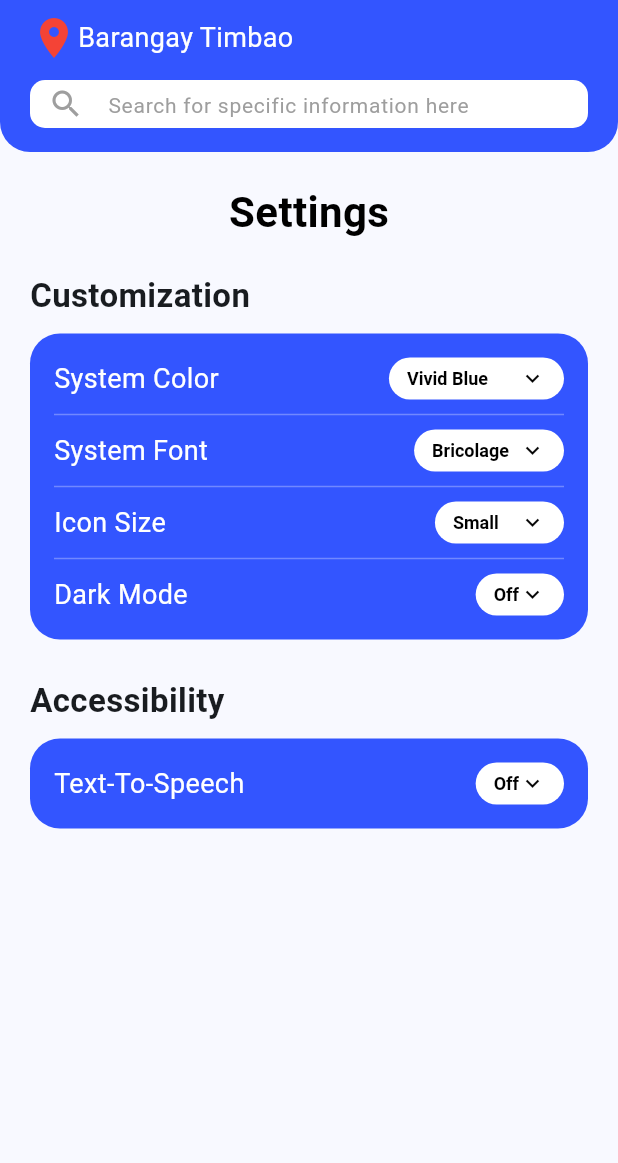
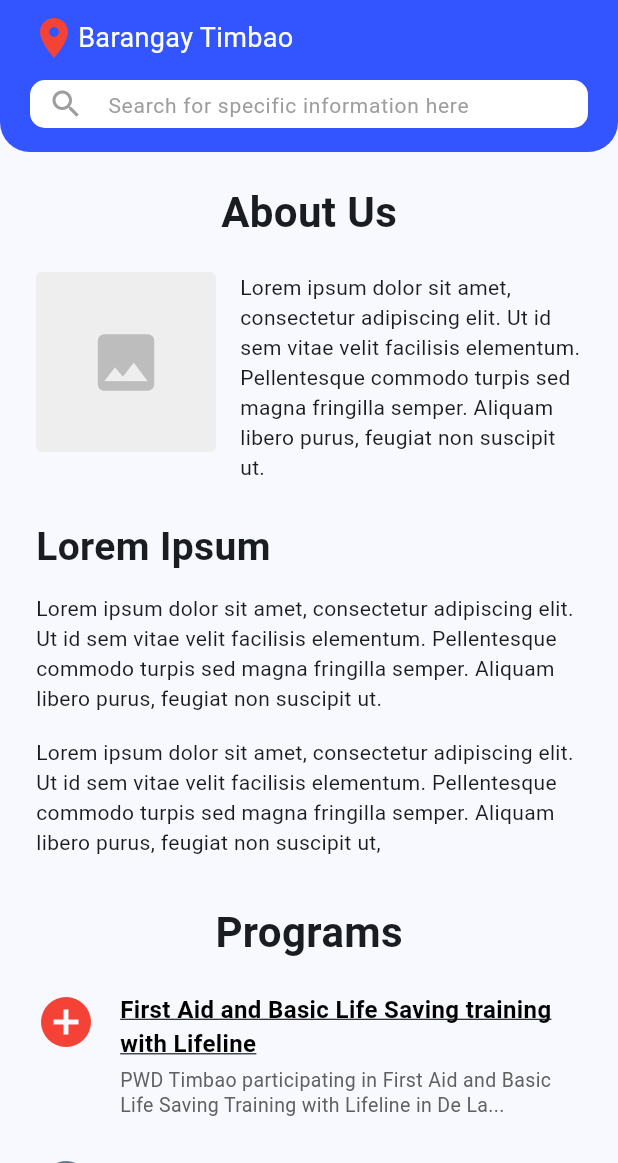
Before and after one commit to NBZion/NSTPPWDApp, a Flutter app: the screen it shows after launch, on a phone screen of 412 x 824 dp, the part 73-1236 px from its top. Run offline on Flutter 3.47's test engine with Material 3 defaults, Android fonts, the phone set to English and light mode, and no system bars.

Commit message:
feat: add pwd timbao screen

```diff
--- a/lib/main.dart
+++ b/lib/main.dart
@@ -1,4 +1,5 @@
 import 'package:flutter/material.dart';
+import 'package:pwdapp/screens/PWDTimbao.dart';
 import 'package:pwdapp/screens/Settings.dart';
 import 'screens/DisabilitiesTab.dart';
 import 'screens/MainScreen.dart';
@@ -20,11 +21,12 @@ class MyApp extends StatelessWidget {
         colorScheme: ColorScheme.fromSeed(seedColor: Colors.blue),
         useMaterial3: true,
       ),
-      initialRoute: '/Settings',
+      initialRoute: '/PWDTimbao',
       routes: {
         '/DisabilitiesTab': (context) => const DisabilitiesTab(),
         '/MainScreen': (context) => const MainScreen(),
         '/Settings': (context) => const Settings(),
+        '/PWDTimbao': (context) => const AboutUsPage(),
       },
     );
   }
--- /dev/null
+++ b/lib/screens/PWDTimbao.dart
@@ -0,0 +1,245 @@
+import 'package:flutter/material.dart';
+import 'package:pwdapp/utils/color_extensions.dart';
+
+class AboutUsPage extends StatelessWidget {
+  const AboutUsPage({super.key});
+
+  @override
+  Widget build(BuildContext context) {
+    return Scaffold(
+      // Reuse your existing custom AppBar configuration here
+      appBar: AppBar(
+        toolbarHeight: 150,
+        flexibleSpace: Container(
+          decoration: BoxDecoration(
+            color: HexColor.fromHex("#3355FF"),
+            borderRadius: BorderRadius.only(
+              bottomLeft: Radius.circular(20),
+              bottomRight: Radius.circular(20),
+            ),
+          ),
+          child: SafeArea(
+            child: Padding(
+              padding: const EdgeInsets.symmetric(horizontal: 20),
+              child: Column(
+                crossAxisAlignment: CrossAxisAlignment.start,
+                mainAxisAlignment: MainAxisAlignment.start,
+                children: [
+                  const SizedBox(height: 10),
+                  // Main PWD Wellness App Text
+                  Row(
+                    mainAxisAlignment: MainAxisAlignment.spaceBetween,
+                    children: [
+                      const Text(
+                        "PWD Wellness App",
+                        style: TextStyle(
+                          color: Colors.white,
+                          fontSize: 20,
+                          fontWeight: FontWeight.bold,
+                        ),
+                      ),
+
+                      // Button Row
+                      Row(
+                        children: [
+                          IconButton(
+                            onPressed: () {},
+                            icon: Icon(Icons.home_outlined),
+                            color: Colors.white,
+                          ),
+
+                          IconButton(
+                            onPressed: () {},
+                            icon: Icon(
+                              Icons.settings_outlined,
+                              color: Colors.white,
+                            ),
+                          ),
+                        ],
+                      ),
+                    ],
+                  ),
+
+                  // Barangay Timbao Text
+                  Row(
+                    children: [
+                      const Icon(
+                        Icons.location_on,
+                        color: Colors.red,
+                        size: 32,
+                      ),
+                      const Text(
+                        "Barangay Timbao",
+                        style: TextStyle(color: Colors.white, fontSize: 18),
+                      ),
+                    ],
+                  ),
+                  const SizedBox(height: 12),
+
+                  // Search Bar
+                  Container(
+                    height: 32,
+                    decoration: BoxDecoration(
+                      color: Colors.white,
+                      borderRadius: BorderRadius.circular(10),
+                    ),
+                    child: const TextField(
+                      decoration: InputDecoration(
+                        hintText: "Search for specific information here",
+                        hintStyle: TextStyle(color: Colors.grey, fontSize: 14),
+                        prefixIcon: Icon(Icons.search, color: Colors.grey),
+                        border: InputBorder.none,
+                        contentPadding: EdgeInsets.symmetric(vertical: 10),
+                      ),
+                    ),
+                  ),
+                ],
+              ),
+            ),
+          ),
+        ),
+      ),
+
+      body: SingleChildScrollView(
+        padding: const EdgeInsets.symmetric(horizontal: 24.0, vertical: 20.0),
+        child: Column(
+          crossAxisAlignment: CrossAxisAlignment.start,
+          children: [
+            // 1. Section: About Us Title
+            const Center(
+              child: Text(
+                "About Us",
+                style: TextStyle(fontSize: 28, fontWeight: FontWeight.bold),
+              ),
+            ),
+            const SizedBox(height: 20),
+
+            // 2. Section: Image + Text Side-by-Side Row
+            Row(
+              crossAxisAlignment: CrossAxisAlignment.start,
+              children: [
+                // Placeholder Image Container
+                Container(
+                  width: 120,
+                  height: 120,
+                  decoration: BoxDecoration(
+                    color: Colors.grey[200],
+                    borderRadius: BorderRadius.circular(4),
+                  ),
+                  child: Icon(Icons.image, size: 50, color: Colors.grey[400]),
+                ),
+                const SizedBox(width: 16),
+                // Text side that fills up the remaining width
+                const Expanded(
+                  child: Text(
+                    "Lorem ipsum dolor sit amet, consectetur adipiscing elit. Ut id sem vitae velit facilisis elementum. Pellentesque commodo turpis sed magna fringilla semper. Aliquam libero purus, feugiat non suscipit ut.",
+                    style: TextStyle(fontSize: 14, height: 1.4),
+                  ),
+                ),
+              ],
+            ),
+            const SizedBox(height: 25),
+
+            // 3. Section: Lorem Ipsum Heading & Blocks
+            const Text(
+              "Lorem Ipsum",
+              style: TextStyle(fontSize: 26, fontWeight: FontWeight.bold),
+            ),
+            const SizedBox(height: 12),
+            const Text(
+              "Lorem ipsum dolor sit amet, consectetur adipiscing elit. Ut id sem vitae velit facilisis elementum. Pellentesque commodo turpis sed magna fringilla semper. Aliquam libero purus, feugiat non suscipit ut.",
+              style: TextStyle(fontSize: 14, height: 1.4),
+            ),
+            const SizedBox(height: 16),
+            const Text(
+              "Lorem ipsum dolor sit amet, consectetur adipiscing elit. Ut id sem vitae velit facilisis elementum. Pellentesque commodo turpis sed magna fringilla semper. Aliquam libero purus, feugiat non suscipit ut,",
+              style: TextStyle(fontSize: 14, height: 1.4),
+            ),
+            const SizedBox(height: 30),
+
+            // 4. Section: Programs Title
+            const Center(
+              child: Text(
+                "Programs",
+                style: TextStyle(fontSize: 28, fontWeight: FontWeight.bold),
+              ),
+            ),
+            const SizedBox(height: 20),
+
+            // 5. Section: Programs List
+            _buildProgramItem(
+              icon: Icons.add_circle, // Standard Flutter red cross equivalent
+              iconColor: Colors.red,
+              title: "First Aid and Basic Life Saving training with Lifeline",
+              description:
+                  "PWD Timbao participating in First Aid and Basic Life Saving Training with Lifeline in De La...",
+              onTap: () {
+                // Handle link tap action
+              },
+            ),
+            const SizedBox(height: 25),
+            _buildProgramItem(
+              icon: Icons
+                  .supervised_user_circle_outlined, // Placeholder for rehab icon
+              iconColor: Colors.blueGrey,
+              title: "National Disability Rehabilitation Week",
+              description:
+                  "In honor of the 47th National Disability Rights Week, with the theme \"Innovation for Inclusi...",
+              onTap: () {
+                // Handle link tap action
+              },
+            ),
+          ],
+        ),
+      ),
+    );
+  }
+
+  // Custom helper to quickly construct a Program Item Row
+  Widget _buildProgramItem({
+    required IconData icon,
+    required Color iconColor,
+    required String title,
+    required String description,
+    required VoidCallback onTap,
+  }) {
+    return Row(
+      crossAxisAlignment: CrossAxisAlignment.start,
+      children: [
+        // Custom sized icons to match layout
+        Icon(icon, size: 40, color: iconColor),
+        const SizedBox(width: 16),
+        // Column containing the text elements on the right side
+        Expanded(
+          child: Column(
+            crossAxisAlignment: CrossAxisAlignment.start,
+            children: [
+              GestureDetector(
+                onTap: onTap,
+                child: Text(
+                  title,
+                  style: const TextStyle(
+                    fontSize: 16,
+                    fontWeight: FontWeight.w600,
+                    decoration:
+                        TextDecoration.underline, // Underlined hyperlink look
+                    color: Colors.black,
+                  ),
+                ),
+              ),
+              const SizedBox(height: 4),
+              Text(
+                description,
+                style: TextStyle(
+                  fontSize: 13,
+                  color: Colors.grey[700],
+                  height: 1.3,
+                ),
+              ),
+            ],
+          ),
+        ),
+      ],
+    );
+  }
+}
```
